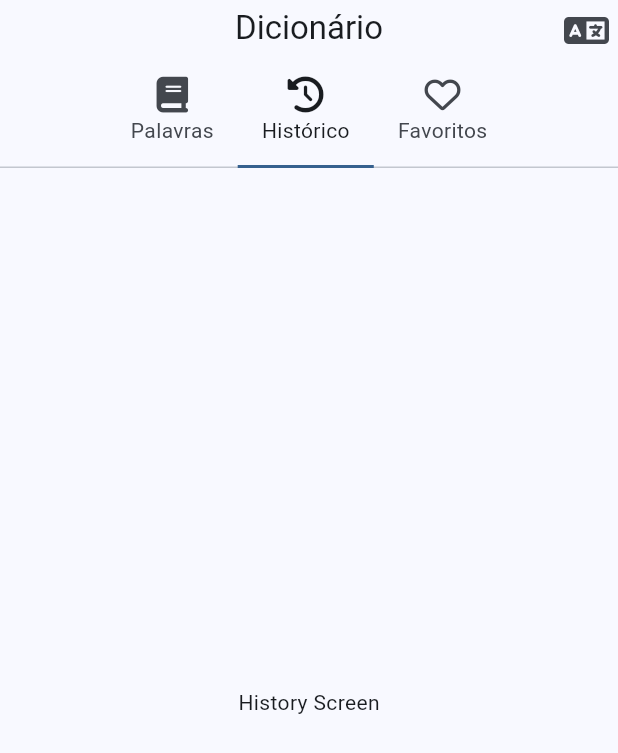
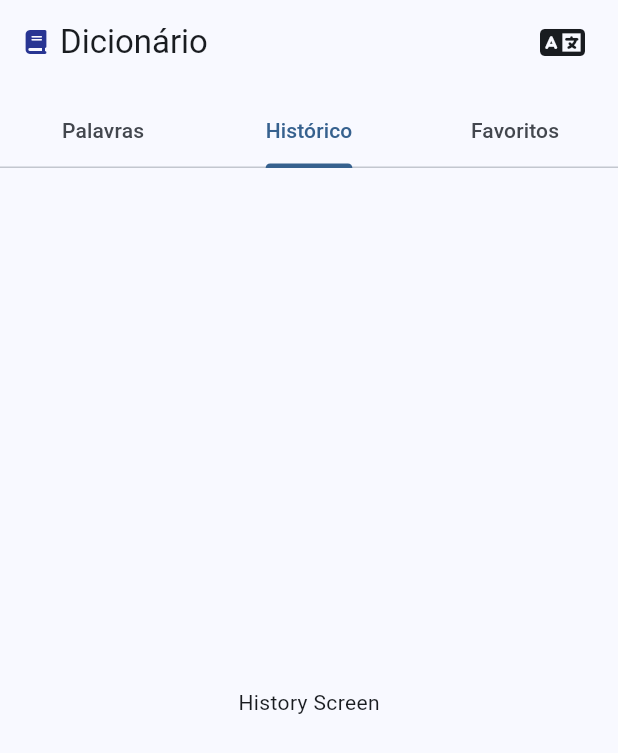
Before and after one commit to kaiquegazola/free_dictionary_app, a Flutter app: the screen it shows after launch, tab 2 chosen, on a phone screen of 412 x 824 dp. Shown: the top 753 px of the screen. Run offline on Flutter 3.47's test engine with Material 3 defaults, Android fonts, the phone set to English and light mode, and no system bars; our stand-ins replace dio, flutter_mobx, font_awesome_flutter, gap, get_it, go_router and 2 more; generated files the repository leaves out were written again.

Commit message:
refactor: change tab bar to only text, collapse when scroll

```diff
--- a/lib/screens/home/home_screen.dart
+++ b/lib/screens/home/home_screen.dart
@@ -26,24 +26,19 @@ class _HomeScreenState extends State<HomeScreen> {
   @override
   Widget build(BuildContext context) {
     return Scaffold(
-      body: SafeArea(
-        child: Column(
+      body: Column(
         children: [
-            Padding(
-              padding: const EdgeInsets.all(8.0),
-              child: Row(
+          Row(
             mainAxisAlignment: MainAxisAlignment.end,
             children: [
               ViewTypeToggle(store: widget.store),
             ],
-              ),
           ),
           Expanded(
             child: WordsView(store: widget.store),
           ),
         ],
       ),
-      ),
     );
   }
 }
--- a/lib/screens/home/widgets/view_type_toggle.dart
+++ b/lib/screens/home/widgets/view_type_toggle.dart
@@ -4,22 +4,24 @@ import 'package:flutter_mobx/flutter_mobx.dart';
 import '../home_store.dart';
 
 class ViewTypeToggle extends StatelessWidget {
-  final HomeStore store;
-
   const ViewTypeToggle({
     super.key,
     required this.store,
   });
 
+  final HomeStore store;
+
   @override
   Widget build(BuildContext context) {
     return Observer(
-      builder: (_) => IconButton(
+      builder: (_) => TextButton.icon(
         icon: Icon(
           store.isGridView ? Icons.list : Icons.grid_view,
         ),
         onPressed: store.toggleViewType,
-        tooltip: store.isGridView ? 'Show as list' : 'Show as grid',
+        label: Text(
+          store.isGridView ? 'Show as list' : 'Show as grid',
+        ),
       ),
     );
   }
--- a/lib/screens/main/main_screen.dart
+++ b/lib/screens/main/main_screen.dart
@@ -1,6 +1,8 @@
 import 'package:flutter/material.dart';
+import 'package:font_awesome_flutter/font_awesome_flutter.dart';
 import 'package:free_dictionary/l10n/l10n.dart';
 import 'package:free_dictionary/screens/screens.dart';
+import 'package:gap/gap.dart';
 
 import 'tab_options.dart';
 import 'widgets/language_selector.dart';
@@ -49,19 +51,36 @@ class _MainScreenState extends State<MainScreen>
   @override
   Widget build(BuildContext context) {
     return Scaffold(
-      appBar: AppBar(
-        title: Text(l10n.appTitle),
-        centerTitle: true,
-        actions: [
+      body: NestedScrollView(
+        headerSliverBuilder: (context, innerBoxIsScrolled) {
+          return [
+            SliverAppBar(
+              title: Row(
+                children: [
+                  Icon(
+                    FontAwesomeIcons.book,
+                    size: 16,
+                    color: Colors.indigo[800],
+                  ),
+                  Gap(8),
+                  Text(l10n.appTitle),
+                  Spacer(),
                   LanguageSelector(store: widget.mainStore),
                 ],
+              ),
+              centerTitle: true,
+              pinned: true,
+              floating: true,
               bottom: MainTabBar(controller: _tabController),
             ),
+          ];
+        },
         body: MainTabView(
           controller: _tabController,
           homeStore: widget.homeStore,
           historyStore: widget.historyStore,
           favoritesStore: widget.favoritesStore,
+        ),
       ),
     );
   }
--- a/lib/screens/main/widgets/main_tab_bar.dart
+++ b/lib/screens/main/widgets/main_tab_bar.dart
@@ -1,6 +1,6 @@
 import 'package:flutter/material.dart';
-import 'package:font_awesome_flutter/font_awesome_flutter.dart';
 import 'package:free_dictionary/l10n/l10n.dart';
+
 import '../tab_options.dart';
 
 class MainTabBar extends StatelessWidget implements PreferredSizeWidget {
@@ -12,36 +12,15 @@ class MainTabBar extends StatelessWidget implements PreferredSizeWidget {
 
   @override
   Widget build(BuildContext context) {
-    return Center(
-      child: TabBar(
-        indicatorWeight: 2,
-        indicatorSize: TabBarIndicatorSize.tab,
+    return TabBar(
       controller: controller,
-        labelStyle: Theme.of(context).textTheme.bodyMedium,
-        isScrollable: true,
-        padding: EdgeInsets.zero,
-        tabAlignment: TabAlignment.center,
-        labelPadding: const EdgeInsets.symmetric(horizontal: 16),
       tabs: [
         for (final tab in TabOption.values)
           Tab(
-              icon: Icon(_getIconForTab(tab)),
             text: _getLabelForTab(tab),
           ),
       ],
-      ),
     );
-  }
-
-  IconData _getIconForTab(TabOption tab) {
-    switch (tab) {
-      case TabOption.wordList:
-        return FontAwesomeIcons.book;
-      case TabOption.history:
-        return FontAwesomeIcons.clockRotateLeft;
-      case TabOption.favorites:
-        return FontAwesomeIcons.heart;
-    }
   }
 
   String _getLabelForTab(TabOption tab) {
```
Lines whose indentation alone changed are shown as unchanged.
